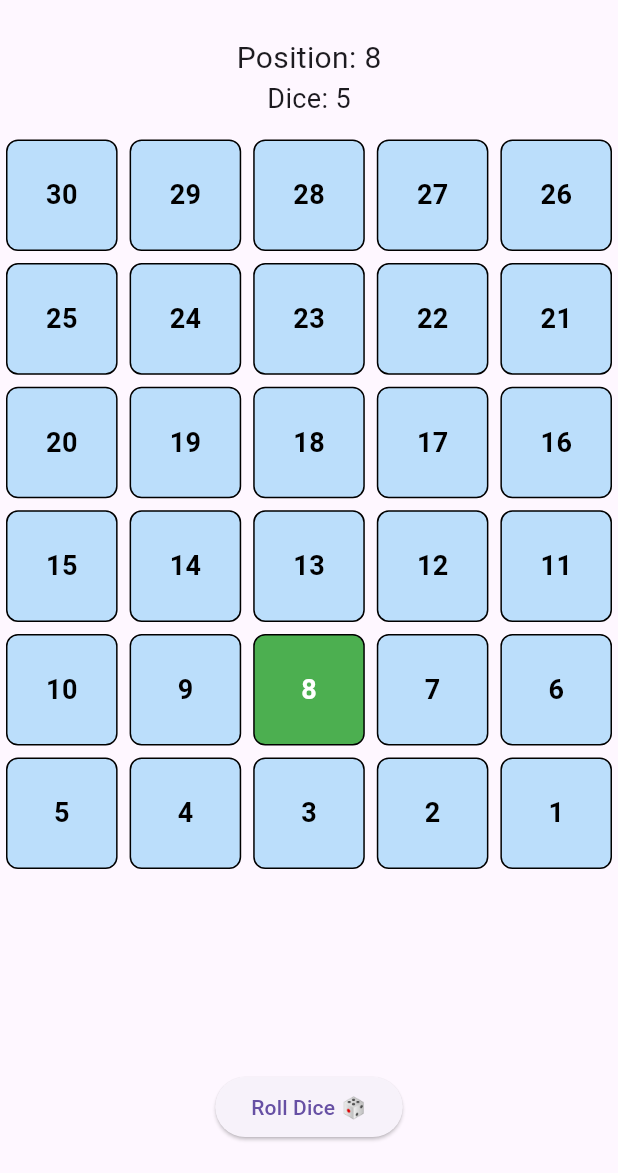
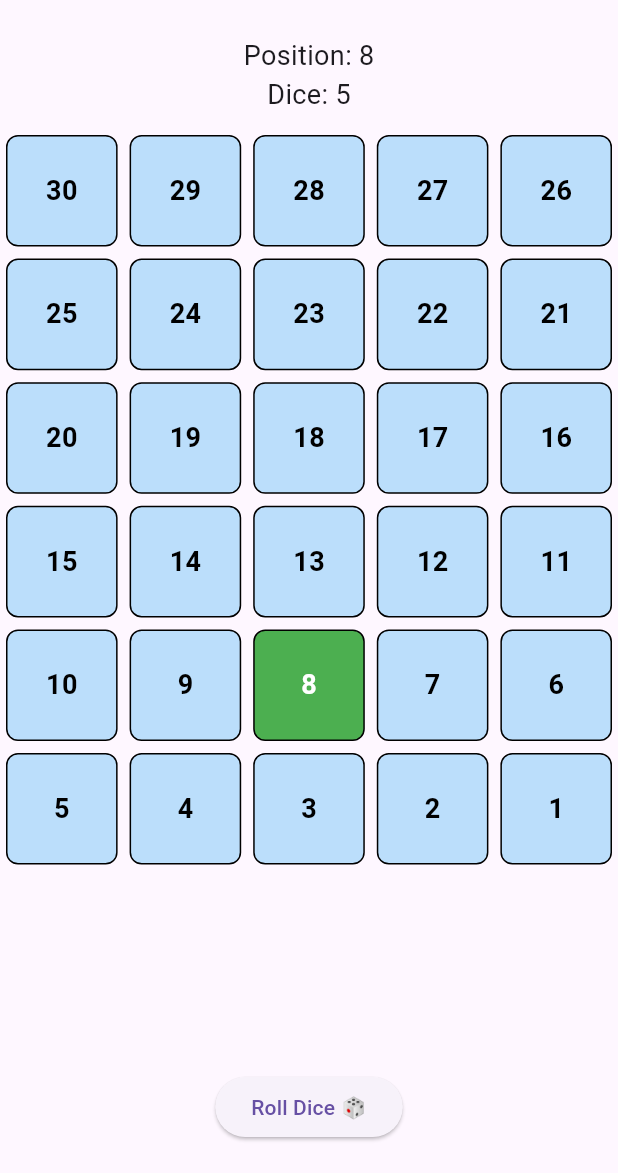
Before and after one commit to naman0867/snake_ladder_game_flutter, a Flutter app: the GameScreen screen opened directly, after a tap on "Roll Dice 🎲", on a phone screen of 412 x 824 dp, the part 63-1236 px from its top. Run offline on Flutter 3.47's test engine with Material 3 defaults, Android fonts, the phone set to English and light mode, and no system bars; our stand-ins replace cloud_firestore, firebase_auth, firebase_core; accounts and stored records are empty.

Commit message:
commited successfully

```diff
--- a/lib/game/game_screen.dart
+++ b/lib/game/game_screen.dart
@@ -5,7 +5,7 @@ import 'package:firebase_auth/firebase_auth.dart';
 import '../leaderboard/leaderboard_screen.dart';
 
 class GameScreen extends StatefulWidget {
-  const GameScreen({super.key});
+  GameScreen({Key? key}) : super(key: key);
 
   @override
   State<GameScreen> createState() => _GameScreenState();
@@ -19,16 +19,16 @@ class _GameScreenState extends State<GameScreen> {
 
   final Random random = Random();
 
-  /// Snakes and ladders map
+  // Snakes & Ladders mapping
   final Map<int, int> snakesAndLadders = {
-    3: 22,   // ladder
-    5: 8,    // ladder
-    11: 26,  // ladder
-    20: 29,  // ladder
-    27: 1,   // snake
-    21: 9,   // snake
-    17: 4,   // snake
-    19: 7,   // snake
+    3: 22,
+    5: 8,
+    11: 26,
+    20: 29,
+    27: 1,
+    21: 9,
+    17: 4,
+    19: 7,
   };
 
   void rollDice() async {
@@ -39,22 +39,22 @@ class _GameScreenState extends State<GameScreen> {
       moves++;
     });
 
-    int nextPosition = playerPosition + diceValue;
+    int nextPos = playerPosition + diceValue;
 
-    if (nextPosition <= 30) {
-      await Future.delayed(const Duration(milliseconds: 400));
+    if (nextPos <= 30) {
+      await Future.delayed(const Duration(milliseconds: 300));
 
-      if (snakesAndLadders.containsKey(nextPosition)) {
-        nextPosition = snakesAndLadders[nextPosition]!;
+      if (snakesAndLadders.containsKey(nextPos)) {
+        nextPos = snakesAndLadders[nextPos]!;
       }
 
       setState(() {
-        playerPosition = nextPosition;
+        playerPosition = nextPos;
       });
 
       if (playerPosition == 30) {
         gameOver = true;
-        saveScore();
+        await saveScore();
         showWinDialog();
       }
     }
@@ -76,9 +76,10 @@ class _GameScreenState extends State<GameScreen> {
     showDialog(
       context: context,
       barrierDismissible: false,
-      builder: (_) => AlertDialog(
+      builder: (context) {
+        return AlertDialog(
           title: const Text("🎉 You Win!"),
-        content: Text("Moves taken: $moves"),
+          content: Text("Total moves: $moves"),
           actions: [
             TextButton(
               onPressed: () {
@@ -86,14 +87,15 @@ class _GameScreenState extends State<GameScreen> {
                 Navigator.pushReplacement(
                   context,
                   MaterialPageRoute(
-                  builder: (_) => const LeaderboardScreen(),
+                    builder: (context) => LeaderboardScreen(),
                   ),
                 );
               },
               child: const Text("View Leaderboard"),
             ),
           ],
-      ),
+        );
+      },
     );
   }
 
@@ -139,14 +141,10 @@ class _GameScreenState extends State<GameScreen> {
       body: Column(
         children: [
           const SizedBox(height: 10),
-          Text(
-            "Position: $playerPosition",
-            style: const TextStyle(fontSize: 20),
-          ),
-          Text(
-            "Dice: $diceValue",
-            style: const TextStyle(fontSize: 18),
-          ),
+          Text("Position: $playerPosition",
+              style: const TextStyle(fontSize: 18)),
+          Text("Dice: $diceValue",
+              style: const TextStyle(fontSize: 18)),
           const SizedBox(height: 10),
           Expanded(child: buildBoard()),
           const SizedBox(height: 10),
```
Also changed, not shown: lib/auth/login_screen.dart (+19 -11 lines), lib/auth/register_screen.dart (+18 -10 lines), lib/leaderboard/leaderboard_screen.dart (+36 -148 lines). Lines whose indentation alone changed are shown as unchanged.
